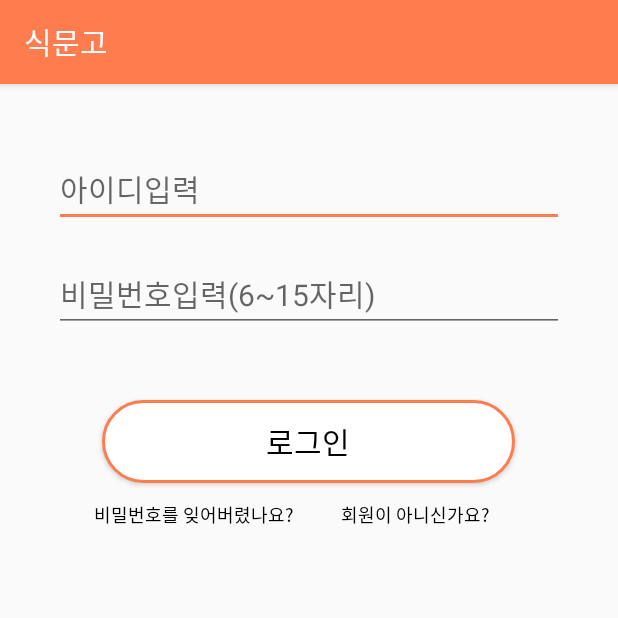
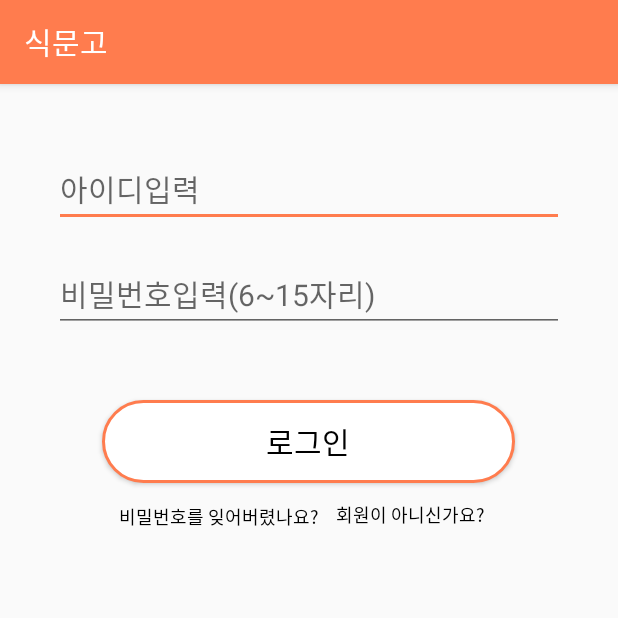
Before and after one commit to geni429/SigMunGo, an Android app: the SignIn screen opened directly, with no data from a screen before it, on a phone screen of 412 x 824 dp, the top half of it. Run offline under Robolectric (Android 15) with nearby library versions, the light colour scheme and no system bars.

Commit message:
SignIn Layout 수정과 Intent(Landing -> SignIn)연결

```diff
--- a/SigMunGo/app/src/main/res/layout/signin.xml
+++ b/SigMunGo/app/src/main/res/layout/signin.xml
@@ -69,9 +69,9 @@
         <TextView
             android:id="@+id/forget_password"
             android:layout_width="0dp"
-            android:layout_weight="4"
+            android:layout_weight="5.3"
             android:layout_height="wrap_content"
-            android:layout_gravity="right"
+            android:gravity="right"
             android:layout_margin="1dp"
             android:layout_alignParentLeft="true"
             android:layout_below="@+id/button"
@@ -82,8 +82,10 @@
         <TextView
             android:id="@+id/signup"
             android:layout_width="0dp"
-            android:layout_weight="3"
+            android:layout_weight="4.7"
             android:layout_height="wrap_content"
+            android:layout_marginLeft="10dp"
+            android:gravity="left"
             android:layout_below="@+id/button"
             android:layout_toRightOf="@+id/singup"
             android:textSize="12dp"
```
Also changed, not shown: SigMunGo/app/src/main/java/com/example/sigmungo/sigmungo/Landing.java (+13 -0 lines).
